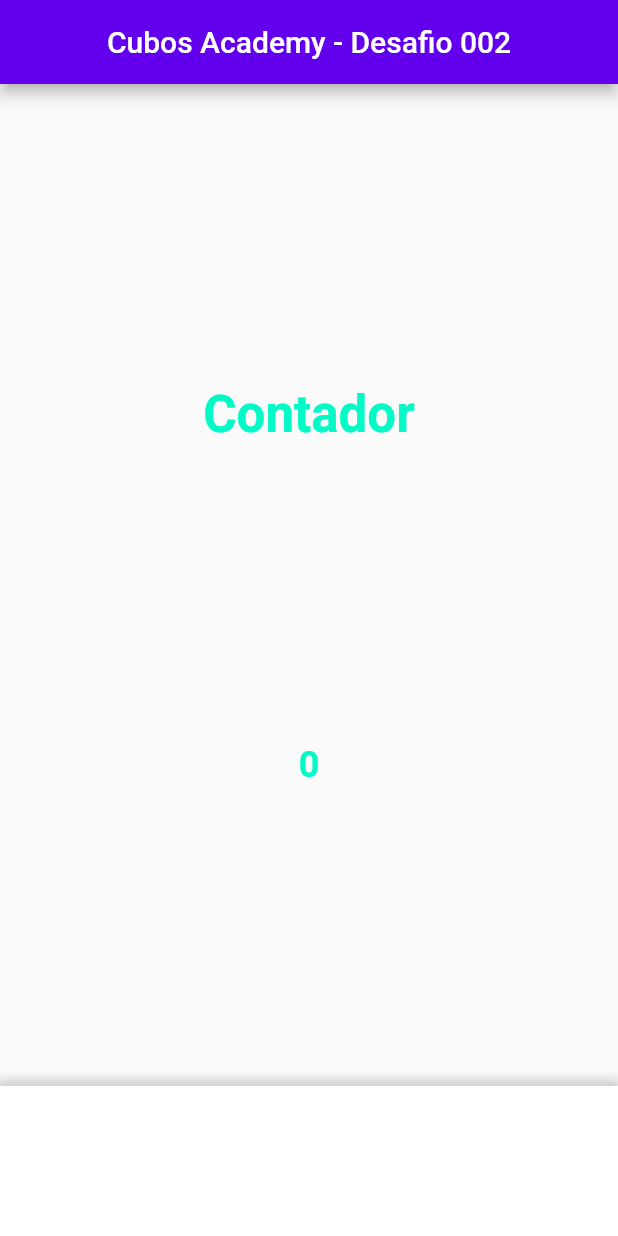
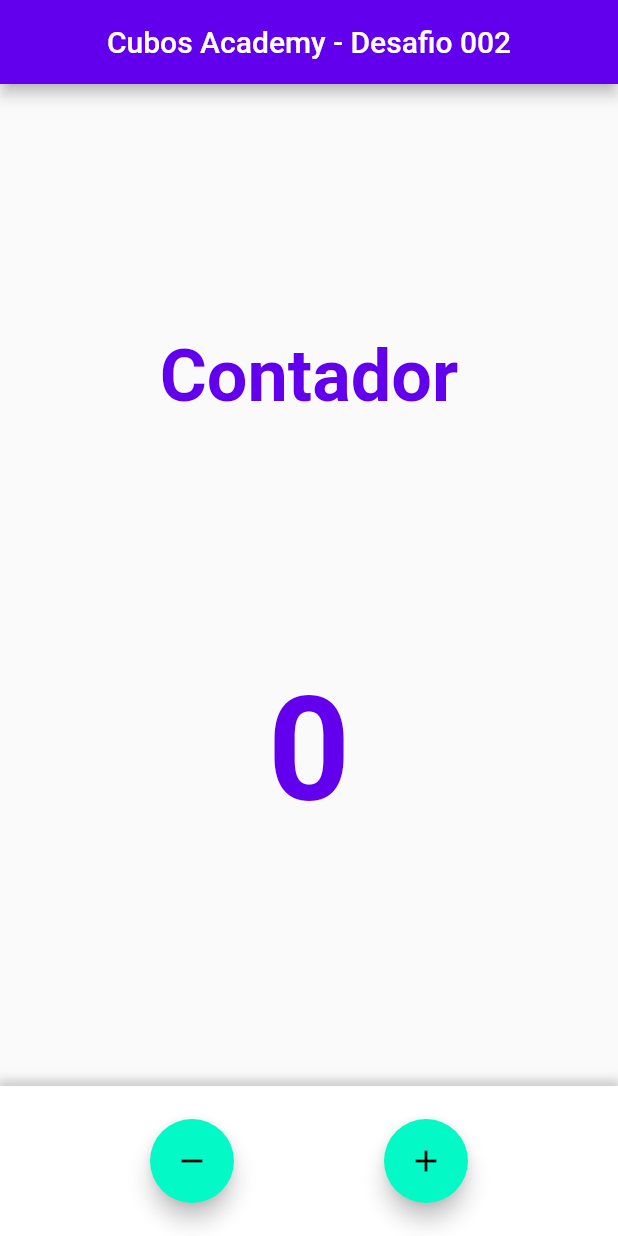
Before and after one commit to brandaoti/desafio002, a Flutter app: the screen it shows after launch, on a phone screen of 412 x 824 dp. Run offline on Flutter 3.47's test engine with Material 2 defaults, Android fonts, the phone set to English and light mode, and no system bars.

Commit message:
Criado metodo para incrementar e decrementar

```diff
--- a/lib/src/pages/contador_page.dart
+++ b/lib/src/pages/contador_page.dart
@@ -9,6 +9,22 @@ class ContadorPage extends StatefulWidget {
 
 class _ContadorPageState extends State<ContadorPage> {
   int _contador = 0;
+
+  void _add() {
+    setState(() {
+      _contador++;
+    });
+  }
+
+  void _remove() {
+    setState(() {
+      _contador--;
+
+      if (_contador <= 0) {
+        _contador = 0;
+      }
+    });
+  }
 
   @override
   Widget build(BuildContext context) {
@@ -30,16 +46,16 @@ class _ContadorPageState extends State<ContadorPage> {
             Text(
               'Contador',
               style: TextStyle(
-                color: Theme.of(context).accentColor,
-                fontSize: 34,
+                color: Theme.of(context).primaryColor,
+                fontSize: 48,
                 fontWeight: FontWeight.w600,
               ),
             ),
             Text(
               '$_contador',
               style: TextStyle(
-                color: Theme.of(context).accentColor,
-                fontSize: 24,
+                color: Theme.of(context).primaryColor,
+                fontSize: 96,
                 fontWeight: FontWeight.w600,
               ),
             ),
@@ -62,6 +78,21 @@ class _ContadorPageState extends State<ContadorPage> {
             ),
           ],
         ),
+        child: Row(
+          mainAxisAlignment: MainAxisAlignment.spaceEvenly,
+          children: [
+            FloatingActionButton(
+              child: Icon(Icons.remove),
+              tooltip: 'Remove elemento',
+              onPressed: _remove,
+            ),
+            FloatingActionButton(
+              child: Icon(Icons.add),
+              tooltip: 'Adicionar elemento',
+              onPressed: _add,
+            ),
+          ],
+        ),
       ),
     );
   }
```
